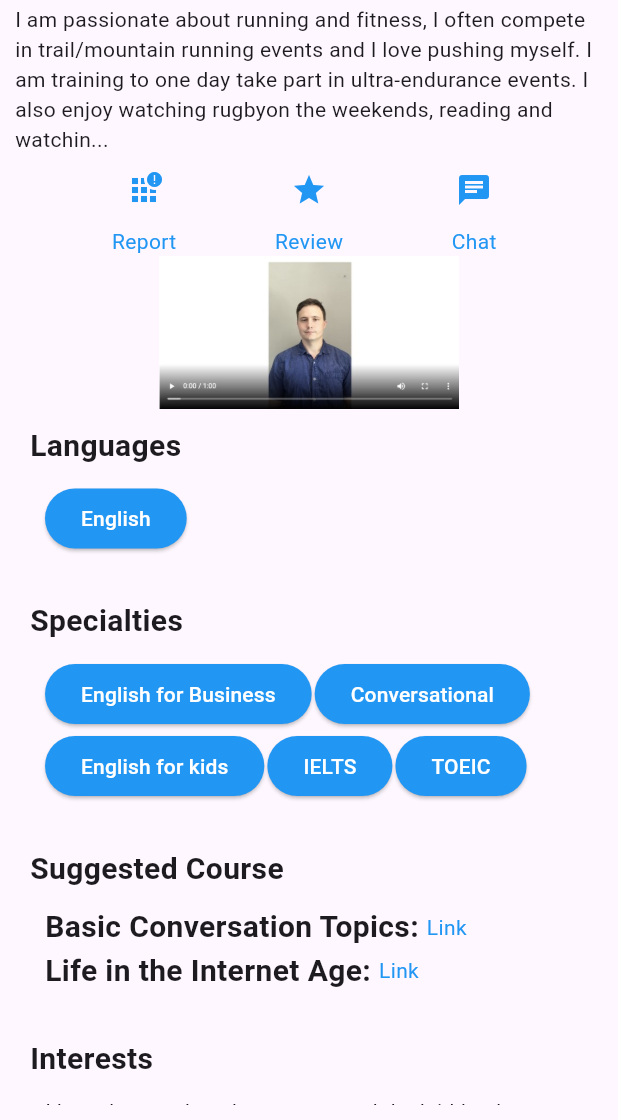
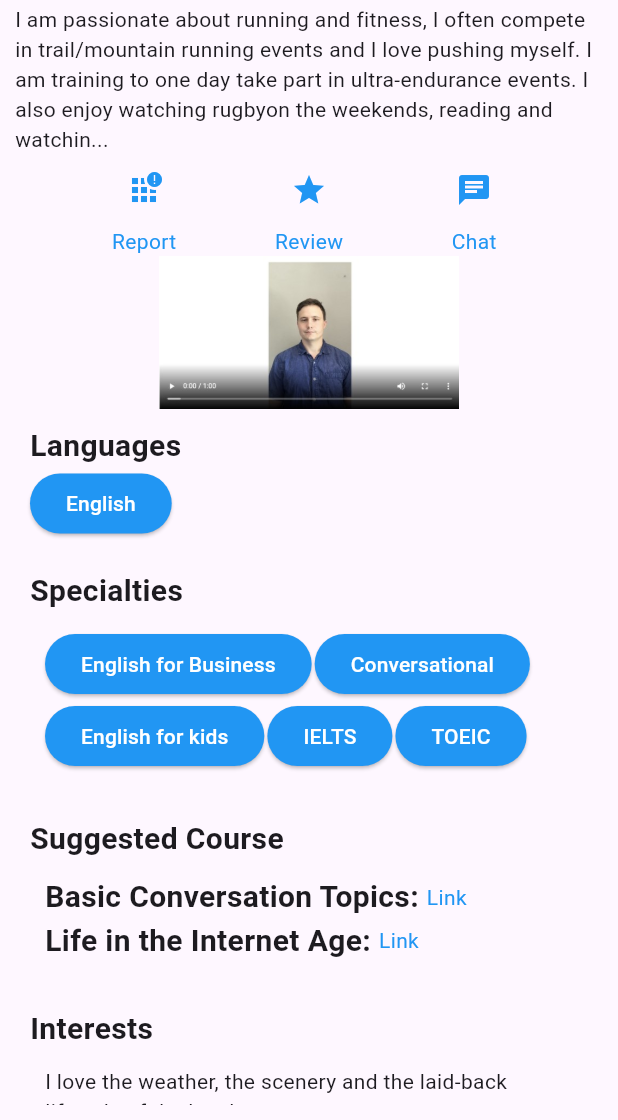
Before and after one commit to MarsonVo2002/1-on-1-Learning, a Flutter app: the Teacher screen opened directly with sample values from the repository, on a phone screen of 412 x 824 dp, the part 116-1236 px from its top. Run offline on Flutter 3.47's test engine with Material 2 defaults, Android fonts, the phone set to English and light mode, and no system bars; our stand-ins replace syncfusion_flutter_calendar.

Commit message:
Teacher enrollment, review

```diff
--- a/lib/main.dart
+++ b/lib/main.dart
@@ -178,6 +178,23 @@ class CourseProvider extends ChangeNotifier {
 class TeacherProvider extends ChangeNotifier {
   final List<TeacherDTO> teacherlist = [
     TeacherDTO(
+        video: 'asset/images/video.jpg',
+        experience: 'I have more than 10 years of teaching English experience',
+        interests:
+            'I love the weather, the scenery and the laid-back lifestyle of the locals',
+        languages: ['English'],
+        suggested_course: [
+          'Basic Conversation Topics',
+          'Life in the Internet Age'
+        ],
+        review: [
+          'Very good',
+          'great teacher',
+          'He is a good teacher',
+          'Very good',
+          'great teacher',
+          'He is a good teacher'
+        ],
         id: 1,
         name: 'Keegan',
         avatarpath: 'asset/images/avatar.png',
@@ -203,16 +220,19 @@ class TeacherProvider extends ChangeNotifier {
           // Calendar(day: 'Wed', index: DateTime.wednesday, time: '17:30'),
           DateTime.thursday, DateTime.wednesday
         ],
-        time: [
-          '18:00',
-          '17:30'
+        time: ['18:00', '17:30'],
+        isBook: [false, false, false]),
+    TeacherDTO(
+        video: 'asset/images/video.jpg',
+        experience: 'I have more than 10 years of teaching English experience',
+        interests:
+            'I love the weather, the scenery and the laid-back lifestyle of the locals',
+        languages: ['English'],
+        suggested_course: [
+          'Basic Conversation Topics',
+          'Life in the Internet Age'
         ],
-        isBook: [
-          false,
-          false,
-          false
-        ]),
-    TeacherDTO(
+        review: [],
         id: 2,
         name: 'Keryl',
         avatarpath: 'asset/images/avatar.png',
@@ -239,18 +259,20 @@ class TeacherProvider extends ChangeNotifier {
           // Calendar(day: 'Fri', index: DateTime.friday, time: '18:00'),
           DateTime.friday, DateTime.saturday, DateTime.friday
         ],
-        time: [
-          '21:00',
-          '19:30',
-          '18:00'
+        time: ['21:00', '19:30', '18:00'],
+        isBook: [false, false, false]),
+    TeacherDTO(
+        video: 'asset/images/video.jpg',
+        experience: 'I have more than 10 years of teaching English experience',
+        interests:
+            'I love the weather, the scenery and the laid-back lifestyle of the locals',
+        languages: ['English'],
+        suggested_course: [
+          'Basic Conversation Topics',
+          'Life in the Internet Age'
         ],
-        isBook: [
-          false,
-          false,
-          false
-        ]),
-    TeacherDTO(
         id: 3,
+        review: [],
         name: 'Neegan',
         avatarpath: 'asset/images/avatar.png',
         flaticon: 'asset/images/france.png',
@@ -276,17 +298,13 @@ class TeacherProvider extends ChangeNotifier {
           // Calendar(day: 'Mon', index: DateTime.monday, time: '18:00'),
           DateTime.sunday, DateTime.tuesday, DateTime.monday
         ],
-        time: [
-          '21:00',
-          '19:30',
-          '18:00'
-        ],
-        isBook: [
-          false,
-          false,
-          false
-        ]),
+        time: ['21:00', '19:30', '18:00'],
+        isBook: [false, false, false]),
   ];
+  void add(TeacherDTO obj) {
+    teacherlist.add(obj);
+    notifyListeners();
+  }
 }
 
 class _MyApp extends State<MyApp> {
--- a/lib/model/teacher-dto.dart
+++ b/lib/model/teacher-dto.dart
@@ -1,8 +1,8 @@
 import 'package:lettutor/model/calendar-dto.dart';
 import 'package:lettutor/model/teacher-detail-dto.dart';
 import 'package:lettutor/presentation/Schedule/schedule.dart';
-class TeacherDTO
-{
+
+class TeacherDTO {
   final int id;
   final String name;
   final String avatarpath;
@@ -13,9 +13,28 @@ class TeacherDTO
   final List<int> schedule;
   final List<String> time;
   final List<bool> isBook;
-  final List<String>chat=[];
-  TeacherDTO({required this.id, required this.name,
-  required this.avatarpath, required this.flaticon,
-  required this.nationality, required this.rating,
-  required this.detail, required this.schedule, required this.time, required this.isBook});
+  final List<String> chat = [];
+  final List<String> review;
+  final List<String> languages;
+  final List<String> suggested_course;
+  final String interests;
+  final String experience;
+  final String video;
+  TeacherDTO(
+      {required this.id,
+      required this.name,
+      required this.avatarpath,
+      required this.flaticon,
+      required this.nationality,
+      required this.rating,
+      required this.detail,
+      required this.schedule,
+      required this.time,
+      required this.isBook,
+      required this.review,
+      required this.languages,
+      required this.suggested_course,
+      required this.interests,
+      required this.experience,
+      required this.video});
 }
--- a/lib/presentation/Teacher/LanguagesSection/languages_section.dart
+++ b/lib/presentation/Teacher/LanguagesSection/languages_section.dart
@@ -1,10 +1,26 @@
 import 'package:flutter/material.dart';
-
+Widget Languages(List<String> item) {
+  List<Widget> list = [];
+  for (int i = 0; i < item.length; i++) {
+    list.add(
+      ElevatedButton(
+          style: ElevatedButton.styleFrom(primary: Colors.blue),
+          onPressed: () {},
+          child: Text(
+            item[i],
+            style: const TextStyle(color: Colors.white),
+          )),
+    );
+  }
+  return Wrap(direction: Axis.horizontal, spacing: 2, children: list);
+}
 class LanguagesSection extends StatelessWidget {
-  const LanguagesSection({super.key});
+  final List<String> items;
+  const LanguagesSection({super.key, required this.items});
 
   @override
   Widget build(BuildContext context) {
+
     // TODO: implement build
     return Container(
         padding: const EdgeInsets.all(10),
@@ -15,16 +31,7 @@ class LanguagesSection extends StatelessWidget {
               'Languages',
               style: TextStyle(fontSize: 20, fontWeight: FontWeight.bold),
             ),
-            Padding(
-              padding: const EdgeInsets.all(10),
-              child: ElevatedButton(
-                  style: ElevatedButton.styleFrom(primary: Colors.blue),
-                  onPressed: () {},
-                  child: const Text(
-                    'English',
-                    style: TextStyle(color: Colors.white),
-                  )),
-            )
+            Languages(items)
           ],
         ));
   }
--- a/lib/presentation/Teacher/SpecialtiesSection/specialties_section.dart
+++ b/lib/presentation/Teacher/SpecialtiesSection/specialties_section.dart
@@ -1,7 +1,22 @@
 import 'package:flutter/material.dart';
-
+Widget Specialities(List<String> item) {
+  List<Widget> list = [];
+  for (int i = 0; i < item.length; i++) {
+    list.add(
+      ElevatedButton(
+          style: ElevatedButton.styleFrom(primary: Colors.blue),
+          onPressed: () {},
+          child: Text(
+            item[i],
+            style: const TextStyle(color: Colors.white),
+          )),
+    );
+  }
+  return Wrap(direction: Axis.horizontal, spacing: 2, children: list);
+}
 class SpecialtiesSection extends StatelessWidget {
-  const SpecialtiesSection({super.key});
+  final List<String>items;
+  const SpecialtiesSection({super.key, required this.items});
 
   @override
   Widget build(BuildContext context) {
@@ -17,47 +32,7 @@ class SpecialtiesSection extends StatelessWidget {
             ),
             Padding(
               padding: const EdgeInsets.all(10),
-              child: Wrap(
-                direction: Axis.horizontal,
-                spacing: 2,
-                children: [
-                  ElevatedButton(
-                      style: ElevatedButton.styleFrom(primary: Colors.blue),
-                      onPressed: () {},
-                      child: const Text(
-                        'English for Business',
-                        style: TextStyle(color: Colors.white),
-                      )),
-                  ElevatedButton(
-                      style: ElevatedButton.styleFrom(primary: Colors.blue),
-                      onPressed: () {},
-                      child: const Text(
-                        'Conversational',
-                        style: TextStyle(color: Colors.white),
-                      )),
-                  ElevatedButton(
-                      style: ElevatedButton.styleFrom(primary: Colors.blue),
-                      onPressed: () {},
-                      child: const Text(
-                        'English for kids',
-                        style: TextStyle(color: Colors.white),
-                      )),
-                  ElevatedButton(
-                      style: ElevatedButton.styleFrom(primary: Colors.blue),
-                      onPressed: () {},
-                      child: const Text(
-                        'IELTS',
-                        style: TextStyle(color: Colors.white),
-                      )),
-                  ElevatedButton(
-                      style: ElevatedButton.styleFrom(primary: Colors.blue),
-                      onPressed: () {},
-                      child: const Text(
-                        'TOEIC',
-                        style: TextStyle(color: Colors.white),
-                      )),
-                ],
-              ),
+              child:Specialities(items),
             )
           ],
         ));
--- a/lib/presentation/Teacher/teacher.dart
+++ b/lib/presentation/Teacher/teacher.dart
@@ -10,93 +10,17 @@ import 'package:lettutor/presentation/Teacher/SpecialtiesSection/specialties_sec
 import 'package:lettutor/presentation/Teacher/SuggestedCourseSection/suggested_course_section.dart';
 import 'package:lettutor/presentation/TeacherList/TeacherItem/AvatarSection/avatar_section.dart';
 import 'package:syncfusion_flutter_calendar/calendar.dart';
-
-// class MyDataTable extends StatelessWidget {
-//   // Dummy data for demonstration
-//   final TeacherDTO teacher;
-//   MyDataTable({required this.teacher});
-
-//   // Function to determine if a button should be shown in a specific cell
-//   bool shouldShowButton(String day, String time, int index) {
-//     Calendar result = Calendar(day: day, index: index, time: time);
-//     return teacher.schedule.contains(result);
-//   }
-//   DateTime calculateDate(int date)
-//   {
-//     DateTime today = DateTime.now();
-//     while(today.weekday!=date)
-//     {
-//       today = today.add(Duration(days: 1));
-//     }
-//     return today;
-//   }
-//   @override
-//   Widget build(BuildContext context) {
-//     final List<String> daysOfWeek = [
-//     'Mon',
-//     'Tue',
-//     'Wed',
-//     'Thu',
-//     'Fri',
-//     'Sat',
-//     'Sun'
-//   ];
-//   final List<String> timesOfDay = [
-//     '17:30',
-//     '18:00',
-//     '18:30',
-//     '19:00',
-//     '19:30',
-//     '20:00',
-//     '20:30',
-//     '21:00',
-//     '21:30',
-//     '22:00'
-//   ];
-//     return Container(
-//       height: 550,
-//       child: ListView(
-//         scrollDirection: Axis.horizontal,
-//         children: [
-//           DataTable(
-//             border: TableBorder.all(),
-//             columns: <DataColumn>[
-//               DataColumn(label: Text('Time')),
-//               for (var day in daysOfWeek) DataColumn(label: Text(day)),
-//             ],
-//             rows: List<DataRow>.generate(
-//               timesOfDay.length,
-//               (int timeIndex) => DataRow(
-//                 cells: <DataCell>[
-
-//                   DataCell(Text(timesOfDay[timeIndex])), // Row header (time)
-//                   for (var dayIndex in daysOfWeek.asMap().keys)
-//                     DataCell(
-
-//                       // Conditionally show a button based on the shouldShowButton function
-//                       shouldShowButton(
-//                               daysOfWeek[dayIndex], timesOfDay[timeIndex], dayIndex + 1)
-//                           ? ElevatedButton(
-//                               style: ElevatedButton.styleFrom(backgroundColor: Colors.blue),
-//                               onPressed: () {
-//                                 DateTime lesson = calculateDate(dayIndex + 1);
-//                                 // Action for the button in the specific cell
-//                                 print(
-//                                     'Button pressed for ${timesOfDay[timeIndex]} on ${lesson.day} ${lesson.month} ${lesson.year}');
-//                               },
-//                               child: Text('Book', style: TextStyle(color: Colors.white)),
-//                             )
-//                           : Container(), // Empty container for cells without a button
-//                     ),
-//                 ],
-//               ),
-//             ),
-//           )
-//         ],
-//       ),
-//     );
-//   }
-// }
+Widget ReviewSection(TeacherDTO teacher) {
+  List<Text> list=[];
+  for(int i = 0; i < teacher.review.length; i++)
+  {
+    list.add(Text(teacher.review[i]));
+  }
+  return Container(
+    child: Column(
+      crossAxisAlignment: CrossAxisAlignment.start,
+      children: list));
+}
 
 class Teacher extends StatelessWidget {
   final TeacherDTO teacher;
@@ -122,7 +46,7 @@ class Teacher extends StatelessWidget {
                   Column(
                     children: [
                       IconButton(
-                        onPressed:(){},
+                        onPressed: () {},
                         icon: Icon(Icons.apps_outage_outlined),
                         color: Colors.blue,
                       ),
@@ -135,7 +59,26 @@ class Teacher extends StatelessWidget {
                   Column(
                     children: [
                       IconButton(
-                        onPressed:(){},
+                        onPressed: () async {
+                          showDialog(
+                            context: context,
+                            builder: (context) =>  AlertDialog(
+                                scrollable: true,
+                                title: const Text("Review"),
+                                content:
+                                    ReviewSection(teacher),
+                                actions: <Widget>[
+                                  TextButton(
+                                    onPressed: () {
+                                      Navigator.of(context).pop();
+                                    },
+                                    child: const Text("OK"),
+                                  ),
+                                ],
+                              ),
+
+                          );
+                        },
                         icon: Icon(Icons.star),
                         color: Colors.blue,
                       ),
@@ -145,14 +88,16 @@ class Teacher extends StatelessWidget {
                       )
                     ],
                   ),
-                   Column(
+                  Column(
                     children: [
                       IconButton(
-                        onPressed:(){
+                        onPressed: () {
                           Navigator.push(
                               context,
                               MaterialPageRoute(
-                                  builder: (context) => Chat(teacher: teacher,)));
+                                  builder: (context) => Chat(
+                                        teacher: teacher,
+                                      )));
                         },
                         icon: Icon(Icons.chat),
                         color: Colors.blue,
@@ -166,21 +111,21 @@ class Teacher extends StatelessWidget {
                 ],
               ),
               Image(
-                image: AssetImage('asset/images/video.jpg'),
+                image: AssetImage(teacher.video),
                 width: 200,
                 height: 102,
               ),
-              LanguagesSection(),
-              SpecialtiesSection(),
+              LanguagesSection(items: teacher.languages),
+              SpecialtiesSection(items:teacher.detail.specialities),
               SuggestedCourseSection(),
               OtherSection(
                   title: 'Interests',
                   content:
-                      'I love the weather, the scenery and the laid-back lifestyle of the locals'),
+                      teacher.interests),
               OtherSection(
                   title: 'Teaching experience',
                   content:
-                      'I have more than 10 years of teaching English experience'),
+                      teacher.experience),
               Calendar(teacher: teacher)
             ],
           )),
```
Also changed, not shown: lib/presentation/Setting/setting.dart (+26 -0 lines), lib/presentation/TeacherForm/ButtonWrap/button_wrap.dart (added, +48 -0 lines), lib/presentation/TeacherForm/IconButtonWrap/icon_button_wrap.dart (added, +42 -0 lines), lib/presentation/TeacherForm/Schedule/schedule_wrap.dart (added, +50 -0 lines), lib/presentation/TeacherForm/teacherform.dart (added, +227 -0 lines).
